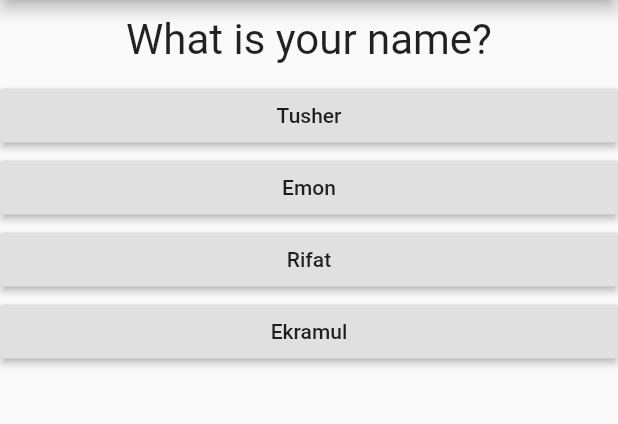
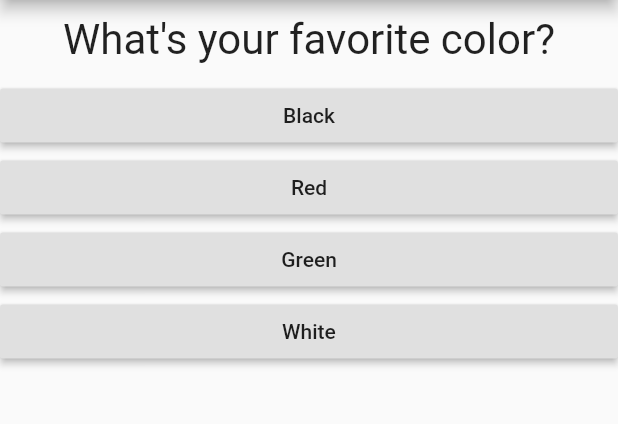
Before and after one commit to shishir2sr/Flutter_Quiz_App, a Flutter app: the screen it shows after launch, on a phone screen of 412 x 824 dp, the part 84-508 px from its top. Run offline on Flutter 3.47's test engine with Material 2 defaults, Android fonts, the phone set to English and light mode, and no system bars.

Commit message:
First Module Completed

```diff
--- a/lib/main.dart
+++ b/lib/main.dart
@@ -1,6 +1,7 @@
 import 'package:flutter/material.dart';
-import 'Questions.dart';
-import 'answer.dart';
+
+import 'quiz.dart';
+import 'result.dart';
 
 void main() => runApp(MyApp());
 
@@ -13,25 +14,49 @@ class MyApp extends StatefulWidget {
 
 class _MyAppState extends State<MyApp> {
   var _questionState = 0;
-  void _answerQuestion() {
+  int _totalScore = 0;
+  void _resetQuiz() {
+    setState(() {
+      _questionState = 0;
+      _totalScore = 0;
+    });
+  }
+
+  void _answerQuestion(int Score) {
+    _totalScore += Score;
     setState(() {
       _questionState += 1;
     });
   }
 
-  var questions = [
+  final _questions = const [
     {
-      'questions': 'What is your name?',
-      'answers': ['Tusher', 'Emon', 'Rifat', 'Ekramul']
+      'questionText': 'What\'s your favorite color?',
+      'answers': [
+        {'text': 'Black', 'score': 10},
+        {'text': 'Red', 'score': 5},
+        {'text': 'Green', 'score': 3},
+        {'text': 'White', 'score': 1},
+      ],
     },
     {
-      'questions': 'Where do you live?',
-      'answers': ['Tusher', 'Emon', 'Rifat']
+      'questionText': 'What\'s your favorite animal?',
+      'answers': [
+        {'text': 'Rabbit', 'score': 3},
+        {'text': 'Snake', 'score': 11},
+        {'text': 'Elephant', 'score': 5},
+        {'text': 'Lion', 'score': 9},
+      ],
     },
     {
-      'questions': 'What time is it now?',
-      'answers': ['Tusher', 'Emon']
-    }
+      'questionText': 'Who\'s your favorite instructor?',
+      'answers': [
+        {'text': 'Max', 'score': 1},
+        {'text': 'Max', 'score': 1},
+        {'text': 'Max', 'score': 1},
+        {'text': 'Max', 'score': 1},
+      ],
+    },
   ];
   @override
   Widget build(BuildContext context) {
@@ -40,11 +65,13 @@ class _MyAppState extends State<MyApp> {
         appBar: AppBar(
           title: Text("Quize"),
         ),
-        body: Column(children: <Widget>[
-          Questions(questions[_questionState]['questions']),
-          ...(questions[_questionState]['answers'] as List<String>)
-              .map((answer) => Answers(_answerQuestion, answer))
-        ]),
+        body: _questionState < _questions.length
+            ? Quiz(
+                answerQuestion: _answerQuestion,
+                questionState: _questionState,
+                questions: _questions,
+              )
+            : Result(_totalScore, _resetQuiz),
       ),
     );
   }
--- /dev/null
+++ b/lib/quiz.dart
@@ -0,0 +1,22 @@
+import 'package:flutter/cupertino.dart';
+import 'package:flutter/material.dart';
+import 'answer.dart';
+import 'Questions.dart';
+
+class Quiz extends StatelessWidget {
+  final List<Map<String, Object>> questions;
+  final int questionState;
+  final Function answerQuestion;
+  const Quiz({this.questions, this.answerQuestion, this.questionState});
+
+  @override
+  Widget build(BuildContext context) {
+    return Column(children: <Widget>[
+      Questions(questions[questionState]['questionText']),
+      ...(questions[questionState]['answers'] as List<Map<String, Object>>)
+          .map((answer) =>
+              Answers(() => answerQuestion(answer['score']), answer['text']))
+          .toList()
+    ]);
+  }
+}
```
Also changed, not shown: lib/result.dart (added, +39 -0 lines).
